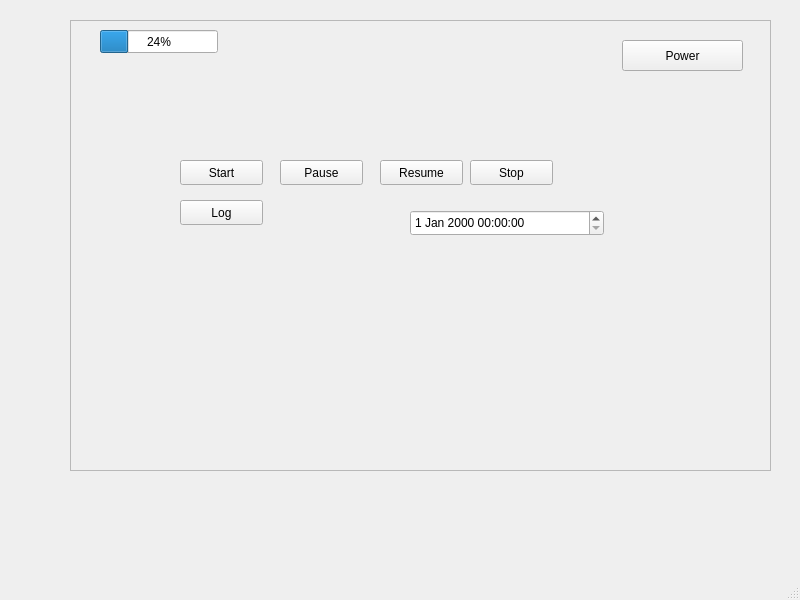
Above: FP_Code/mainwindow.ui from HIZE-Y/3004_FP before the change. Below: the same form after it.
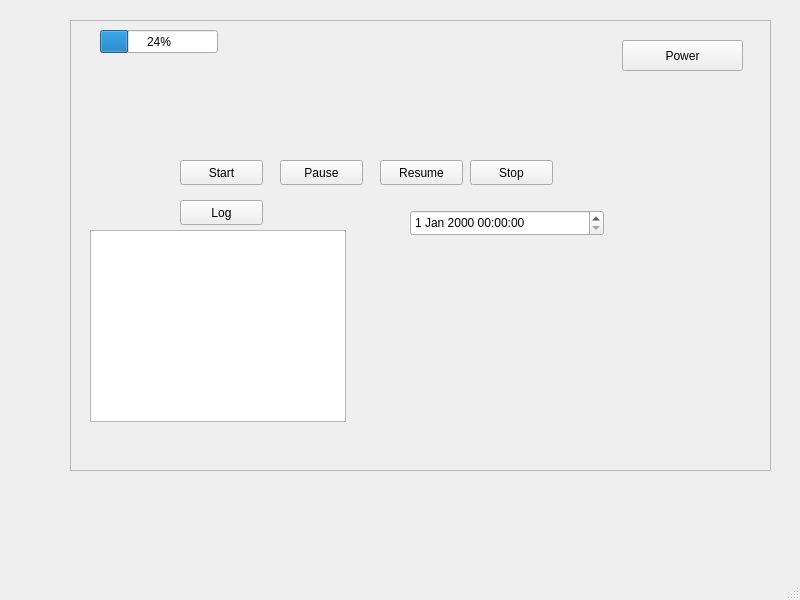
That is the form after the change.

```diff
--- a/FP_Code/mainwindow.ui
+++ b/FP_Code/mainwindow.ui
@@ -130,6 +130,16 @@
       <string>Resume</string>
      </property>
     </widget>
+    <widget class="QTextBrowser" name="Histroylog">
+     <property name="geometry">
+      <rect>
+       <x>20</x>
+       <y>210</y>
+       <width>256</width>
+       <height>192</height>
+      </rect>
+     </property>
+    </widget>
    </widget>
   </widget>
   <widget class="QMenuBar" name="menubar">
```
